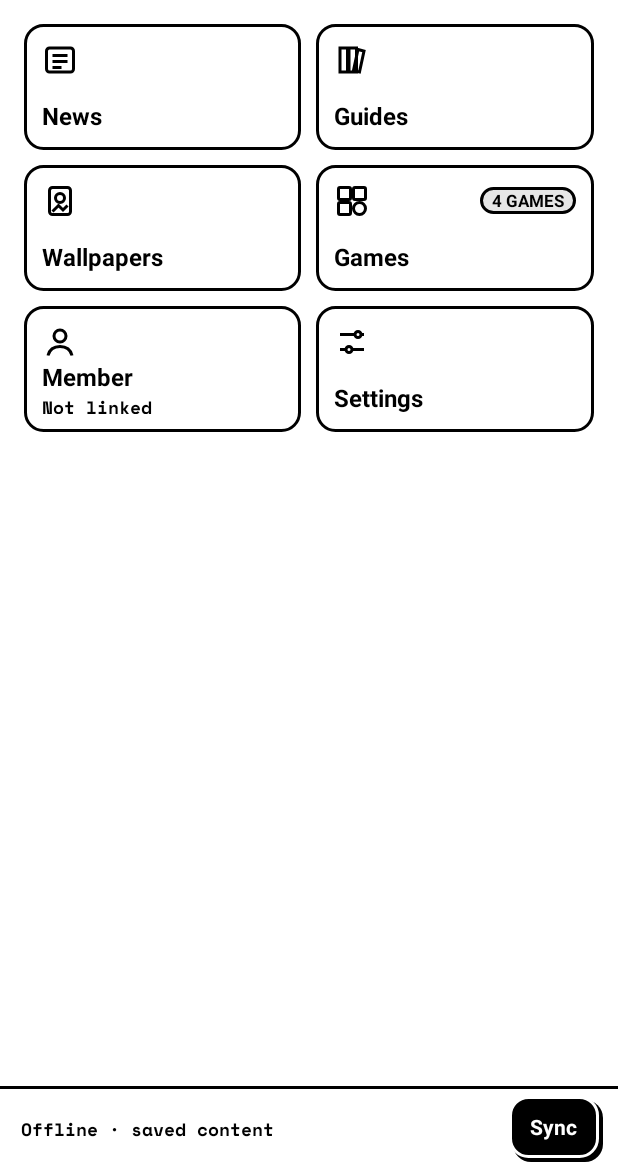
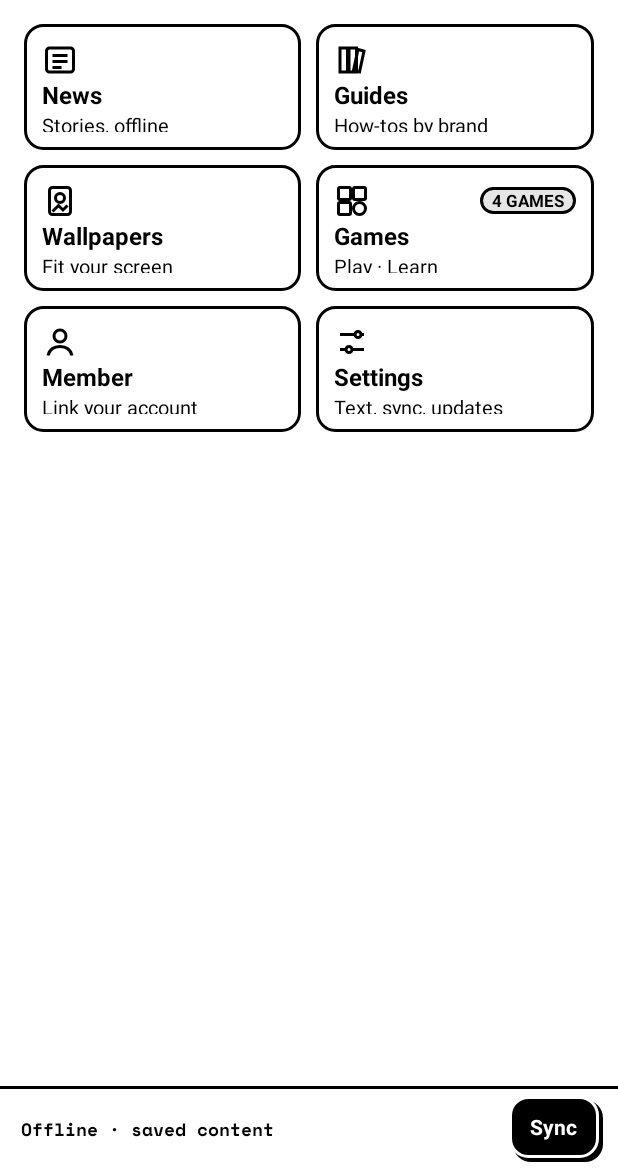
Before and after one commit to kxrz/readmeclub-android11, an Android app: the screen it shows after launch (MainActivity), on a phone screen of 412 x 824 dp, the part 66-1236 px from its top. Run offline under Robolectric (Android 15) with nearby library versions, the phone set to English and light mode, and no system bars; network calls fail; pictures from the network do not load.

Commit message:
Home: every tile says what is inside; the tour shows the linking steps
Each tile has a line under its name (Stories, offline; How-tos by brand; Fit your screen;
Play · Learn; Link your account; Text, sync, updates), so Home reads at a glance. The
screenshot tour now types the member details, sends them (to a member number that does
not exist: no email goes out), and shows the code screen, the keypad and a wrong code.

Co-Authored-By: Claude Opus 5.5 <noreply@anthropic.com>
Claude-Session: https://claude.ai/code/session_01NahMdMMN1bA7BfPHUw7nqh

```diff
--- a/app/src/main/java/club/readme/android/ui/home/HomeScreen.kt
+++ b/app/src/main/java/club/readme/android/ui/home/HomeScreen.kt
@@ -31,12 +31,12 @@ class HomeScreen(
     private val continueCard: View = root.findViewById(R.id.continue_card)
     private val status: TextView = root.findViewById(R.id.home_status)
     private val tiles = mapOf(
-        Section.NEWS to tile(R.id.tile_news, R.string.tab_news, R.drawable.ds_icon_news),
-        Section.GUIDES to tile(R.id.tile_guides, R.string.tab_guides, R.drawable.ds_icon_guides),
-        Section.WALLPAPERS to tile(R.id.tile_wallpapers, R.string.tab_wallpapers, R.drawable.ds_icon_wallpapers),
-        Section.GAMES to tile(R.id.tile_games, R.string.tab_games, R.drawable.ds_icon_games),
-        Section.MEMBER to tile(R.id.tile_member, R.string.tab_member, R.drawable.ds_icon_member),
-        Section.SETTINGS to tile(R.id.tile_settings, R.string.tab_settings, R.drawable.ds_icon_settings),
+        Section.NEWS to tile(R.id.tile_news, R.string.tab_news, R.drawable.ds_icon_news, R.string.home_sub_news),
+        Section.GUIDES to tile(R.id.tile_guides, R.string.tab_guides, R.drawable.ds_icon_guides, R.string.home_sub_guides),
+        Section.WALLPAPERS to tile(R.id.tile_wallpapers, R.string.tab_wallpapers, R.drawable.ds_icon_wallpapers, R.string.home_sub_wallpapers),
+        Section.GAMES to tile(R.id.tile_games, R.string.tab_games, R.drawable.ds_icon_games, R.string.home_sub_games),
+        Section.MEMBER to tile(R.id.tile_member, R.string.tab_member, R.drawable.ds_icon_member, R.string.home_member_unlinked),
+        Section.SETTINGS to tile(R.id.tile_settings, R.string.tab_settings, R.drawable.ds_icon_settings, R.string.home_sub_settings),
     )
 
     init {
@@ -46,10 +46,12 @@ class HomeScreen(
         refresh()
     }
 
-    private fun tile(id: Int, label: Int, icon: Int): View =
+    /** A tile: icon, section name and one line saying what is inside, readable at a glance. */
+    private fun tile(id: Int, label: Int, icon: Int, sub: Int): View =
         root.findViewById<View>(id).also {
             it.findViewById<TextView>(R.id.label).setText(label)
             it.findViewById<ImageView>(R.id.icon).setImageResource(icon)
+            it.findViewById<TextView>(R.id.sub).apply { setText(sub); visibility = View.VISIBLE }
         }
 
     /** Re-reads what the home shows: last read, unread news, pending update, sync state. */
@@ -85,10 +87,8 @@ class HomeScreen(
             visibility = if (member == null) View.GONE else View.VISIBLE
             text = member
         }
-        tiles.getValue(Section.MEMBER).findViewById<TextView>(R.id.sub).apply {
-            visibility = View.VISIBLE
-            setText(if (member == null) R.string.home_member_unlinked else R.string.home_member_linked)
-        }
+        tiles.getValue(Section.MEMBER).findViewById<TextView>(R.id.sub)
+            .setText(if (member == null) R.string.home_member_unlinked else R.string.home_member_linked)
         badge(Section.SETTINGS, if (app.latestRelease?.canInstall == true) activity.getString(R.string.badge_update) else null, sticker = false)
         renderStatus()
     }
--- a/app/src/main/res/layout/ds_components.xml
+++ b/app/src/main/res/layout/ds_components.xml
@@ -143,8 +143,8 @@
                     <TextView style="@style/Ds.Text" android:textStyle="bold" android:duplicateParentState="true"
                         android:textColor="@color/ds_on_button" android:text="Member" />
 
-                    <TextView style="@style/Ds.Mono" android:duplicateParentState="true" android:textSize="12sp"
-                        android:textColor="@color/ds_on_button" android:text="Not linked" />
+                    <TextView style="@style/Ds.Text" android:duplicateParentState="true" android:textSize="13sp"
+                        android:textColor="@color/ds_on_button" android:text="Link your account" />
                 </LinearLayout>
             </LinearLayout>
 
--- a/app/src/main/res/layout/home_tile.xml
+++ b/app/src/main/res/layout/home_tile.xml
@@ -42,10 +42,12 @@
 
     <TextView
         android:id="@+id/sub"
-        style="@style/Ds.Mono"
+        style="@style/Ds.Text"
         android:duplicateParentState="true"
+        android:ellipsize="end"
+        android:lineSpacingMultiplier="1"
         android:maxLines="1"
         android:textColor="@color/ds_on_button"
-        android:textSize="12sp"
+        android:textSize="13sp"
         android:visibility="gone" />
 </LinearLayout>
--- a/app/src/main/res/values/strings.xml
+++ b/app/src/main/res/values/strings.xml
@@ -73,7 +73,12 @@
     <string name="start_reading">Latest on readme.club</string>
     <string name="home_updated">Updated %1$s · v%2$s</string>
     <string name="home_member_linked">Favourites · card</string>
-    <string name="home_member_unlinked">Not linked</string>
+    <string name="home_sub_news">Stories, offline</string>
+    <string name="home_sub_guides">How-tos by brand</string>
+    <string name="home_sub_wallpapers">Fit your screen</string>
+    <string name="home_sub_games">Play · Learn</string>
+    <string name="home_sub_settings">Text, sync, updates</string>
+    <string name="home_member_unlinked">Link your account</string>
     <string name="home_offline">Offline · saved content</string>
     <string name="home_syncing">Syncing…</string>
     <string name="home_images">Images %1$d / %2$d</string>
```
Also changed, not shown: 2 other files.
